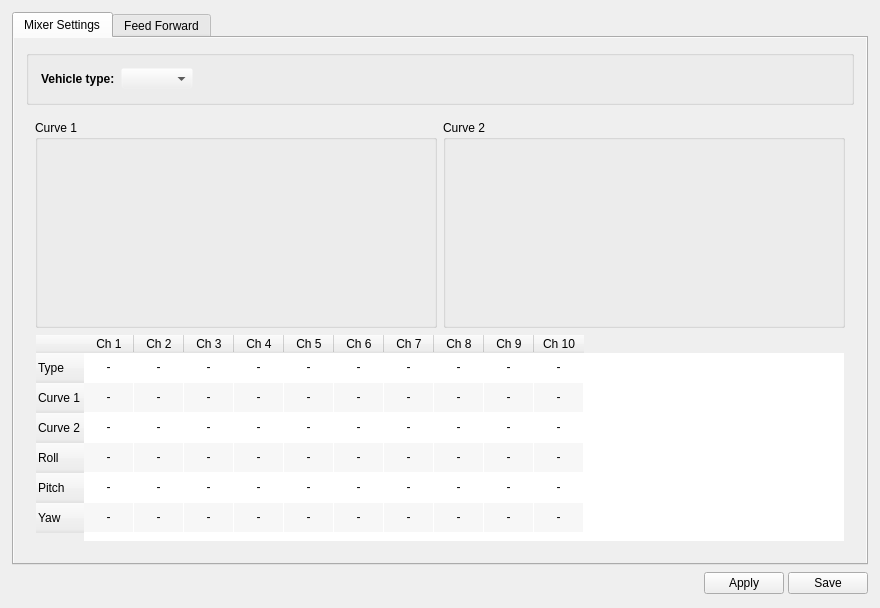
Qt form ground/gcs/src/plugins/config/airframe.ui (TauLabs/TauLabs) before a commit.
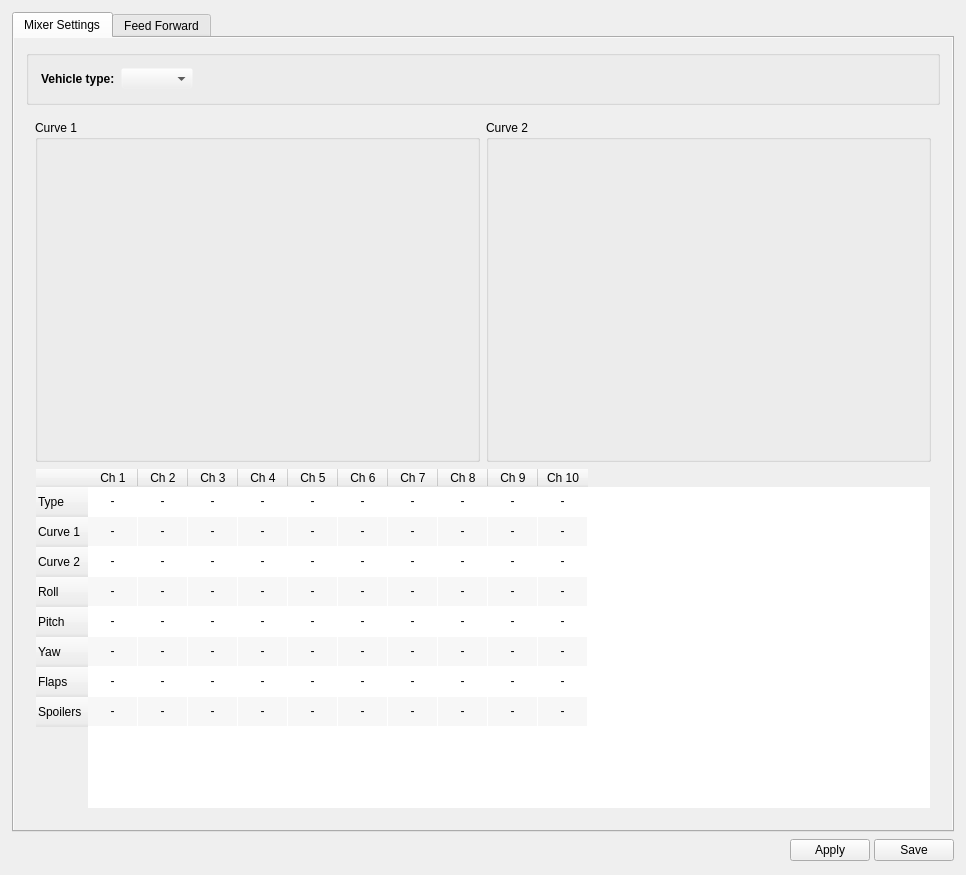
The same form after that commit. The open tabs and pages were chosen to show the change. Icons and pictures are not drawn. Custom widgets are drawn as their Qt base class.

Commit message: [Actuator]: Added full support for flaps and spoilers.

Patch:
```diff
--- a/ground/gcs/src/plugins/config/airframe.ui
+++ b/ground/gcs/src/plugins/config/airframe.ui
@@ -6,8 +6,8 @@
    <rect>
     <x>0</x>
     <y>0</y>
-    <width>880</width>
-    <height>608</height>
+    <width>966</width>
+    <height>875</height>
    </rect>
   </property>
   <property name="windowTitle">
@@ -128,8 +128,8 @@
            <rect>
             <x>0</x>
             <y>0</y>
-            <width>850</width>
-            <height>508</height>
+            <width>936</width>
+            <height>775</height>
            </rect>
           </property>
           <layout class="QVBoxLayout" name="verticalLayout">
@@ -2240,6 +2240,16 @@
                      <string>Yaw</string>
                     </property>
                    </row>
+                   <row>
+                    <property name="text">
+                     <string>Flaps</string>
+                    </property>
+                   </row>
+                   <row>
+                    <property name="text">
+                     <string>Spoilers</string>
+                    </property>
+                   </row>
                    <column>
                     <property name="text">
                      <string>Ch 1</string>
@@ -2770,6 +2780,166 @@
                      <set>AlignHCenter|AlignVCenter|AlignCenter</set>
                     </property>
                    </item>
+                   <item row="6" column="0">
+                    <property name="text">
+                     <string>-</string>
+                    </property>
+                    <property name="textAlignment">
+                     <set>AlignHCenter|AlignVCenter|AlignCenter</set>
+                    </property>
+                   </item>
+                   <item row="6" column="1">
+                    <property name="text">
+                     <string>-</string>
+                    </property>
+                    <property name="textAlignment">
+                     <set>AlignHCenter|AlignVCenter|AlignCenter</set>
+                    </property>
+                   </item>
+                   <item row="6" column="2">
+                    <property name="text">
+                     <string>-</string>
+                    </property>
+                    <property name="textAlignment">
+                     <set>AlignHCenter|AlignVCenter|AlignCenter</set>
+                    </property>
+                   </item>
+                   <item row="6" column="3">
+                    <property name="text">
+                     <string>-</string>
+                    </property>
+                    <property name="textAlignment">
+                     <set>AlignHCenter|AlignVCenter|AlignCenter</set>
+                    </property>
+                   </item>
+                   <item row="6" column="4">
+                    <property name="text">
+                     <string>-</string>
+                    </property>
+                    <property name="textAlignment">
+                     <set>AlignHCenter|AlignVCenter|AlignCenter</set>
+                    </property>
+                   </item>
+                   <item row="6" column="5">
+                    <property name="text">
+                     <string>-</string>
+                    </property>
+                    <property name="textAlignment">
+                     <set>AlignHCenter|AlignVCenter|AlignCenter</set>
+                    </property>
+                   </item>
+                   <item row="6" column="6">
+                    <property name="text">
+                     <string>-</string>
+                    </property>
+                    <property name="textAlignment">
+                     <set>AlignHCenter|AlignVCenter|AlignCenter</set>
+                    </property>
+                   </item>
+                   <item row="6" column="7">
+                    <property name="text">
+                     <string>-</string>
+                    </property>
+                    <property name="textAlignment">
+                     <set>AlignHCenter|AlignVCenter|AlignCenter</set>
+                    </property>
+                   </item>
+                   <item row="6" column="8">
+                    <property name="text">
+                     <string>-</string>
+                    </property>
+                    <property name="textAlignment">
+                     <set>AlignHCenter|AlignVCenter|AlignCenter</set>
+                    </property>
+                   </item>
+                   <item row="6" column="9">
+                    <property name="text">
+                     <string>-</string>
+                    </property>
+                    <property name="textAlignment">
+                     <set>AlignHCenter|AlignVCenter|AlignCenter</set>
+                    </property>
+                   </item>
+                   <item row="7" column="0">
+                    <property name="text">
+                     <string>-</string>
+                    </property>
+                    <property name="textAlignment">
+                     <set>AlignHCenter|AlignVCenter|AlignCenter</set>
+                    </property>
+                   </item>
+                   <item row="7" column="1">
+                    <property name="text">
+                     <string>-</string>
+                    </property>
+                    <property name="textAlignment">
+                     <set>AlignHCenter|AlignVCenter|AlignCenter</set>
+                    </property>
+                   </item>
+                   <item row="7" column="2">
+                    <property name="text">
+                     <string>-</string>
+                    </property>
+                    <property name="textAlignment">
+                     <set>AlignHCenter|AlignVCenter|AlignCenter</set>
+                    </property>
+                   </item>
+                   <item row="7" column="3">
+                    <property name="text">
+                     <string>-</string>
+                    </property>
+                    <property name="textAlignment">
+                     <set>AlignHCenter|AlignVCenter|AlignCenter</set>
+                    </property>
+                   </item>
+                   <item row="7" column="4">
+                    <property name="text">
+                     <string>-</string>
+                    </property>
+                    <property name="textAlignment">
+                     <set>AlignHCenter|AlignVCenter|AlignCenter</set>
+                    </property>
+                   </item>
+                   <item row="7" column="5">
+                    <property name="text">
+                     <string>-</string>
+                    </property>
+                    <property name="textAlignment">
+                     <set>AlignHCenter|AlignVCenter|AlignCenter</set>
+                    </property>
+                   </item>
+                   <item row="7" column="6">
+                    <property name="text">
+                     <string>-</string>
+                    </property>
+                    <property name="textAlignment">
+                     <set>AlignHCenter|AlignVCenter|AlignCenter</set>
+                    </property>
+                   </item>
+                   <item row="7" column="7">
+                    <property name="text">
+                     <string>-</string>
+                    </property>
+                    <property name="textAlignment">
+                     <set>AlignHCenter|AlignVCenter|AlignCenter</set>
+                    </property>
+                   </item>
+                   <item row="7" column="8">
+                    <property name="text">
+                     <string>-</string>
+                    </property>
+                    <property name="textAlignment">
+                     <set>AlignHCenter|AlignVCenter|AlignCenter</set>
+                    </property>
+                   </item>
+                   <item row="7" column="9">
+                    <property name="text">
+                     <string>-</string>
+                    </property>
+                    <property name="textAlignment">
+                     <set>AlignHCenter|AlignVCenter|AlignCenter</set>
+                    </property>
+                   </item>
                   </widget>
                  </item>
                 </layout>
```
Left out of the diff: 10 changed lines with no effect on the pictures. The commit also changes 6 other files.
